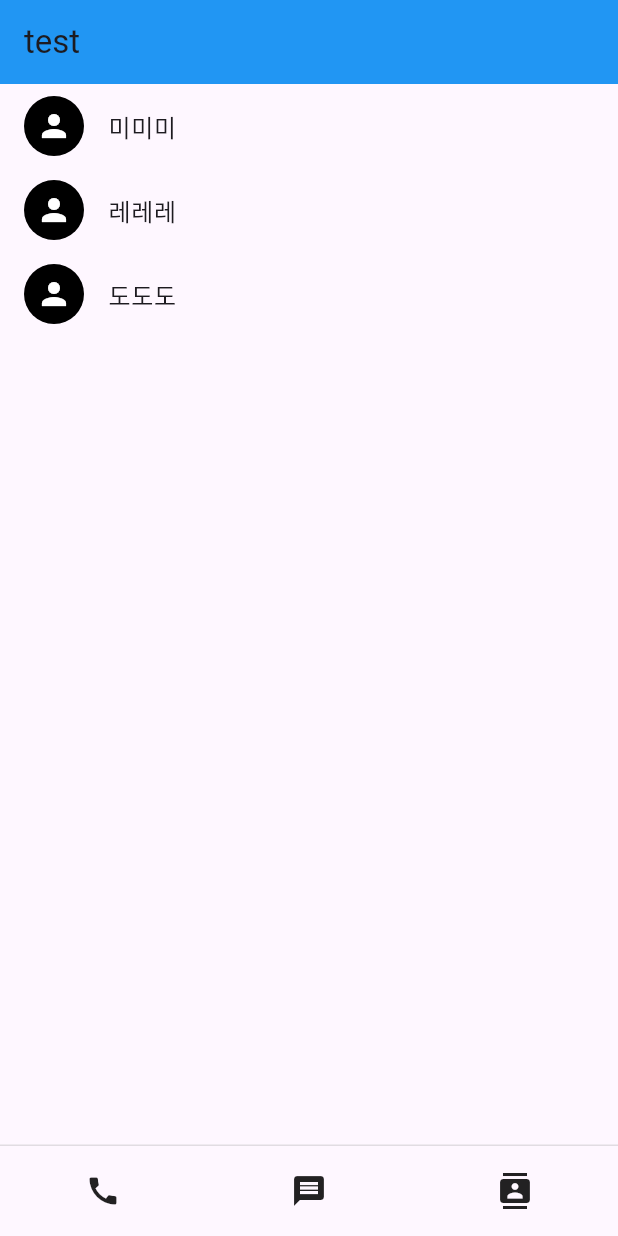
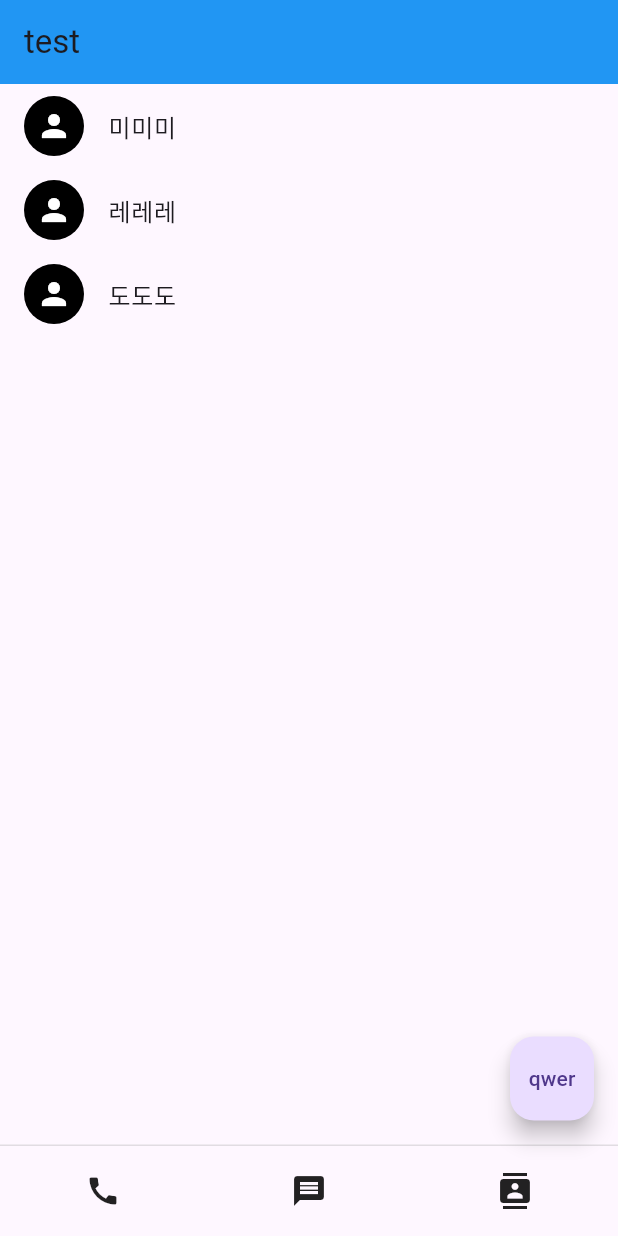
Before and after one commit to dosol48626/flutter_ex_1, a Flutter app: the screen it shows after launch, on a phone screen of 412 x 824 dp. Run offline on Flutter 3.47's test engine with Material 3 defaults, Android fonts, the light colour scheme and no system bars.

Commit message:
스테이트레스에서버튼추가해봄

```diff
--- a/lib/main.dart
+++ b/lib/main.dart
@@ -17,6 +17,19 @@ class MyApp extends StatelessWidget {
   Widget build(BuildContext context) {
     return MaterialApp(
       home: Scaffold(
+        floatingActionButton: FloatingActionButton(
+          onPressed: () {
+            print('BUTTON CLICKED');
+          },
+          child: Text("qwer"),
+        ),
+        // floatingActionButton: FloatingActionButton(
+        //   child: Text(a.toSt),
+        //   onPressed: () {
+        //     print(a);
+        //     a++;
+        //   },
+        // ),
         appBar: AppBar(title: Text("test"), backgroundColor: Colors.blue),
         body: ListView.builder(
           itemCount: users.length,
```
